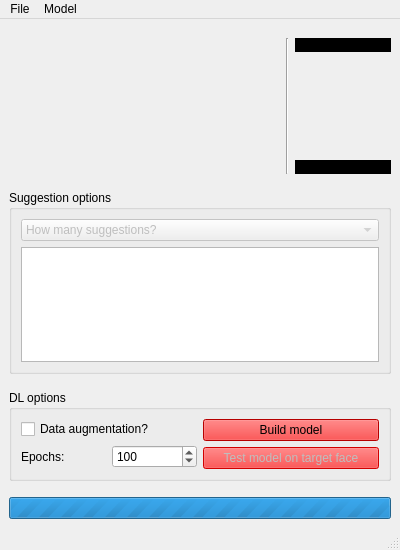
Before: the Qt Designer form 2022.2/GiMMP/Codes/gui.ui in pdpcosta/ia930, drawn with Qt 5.
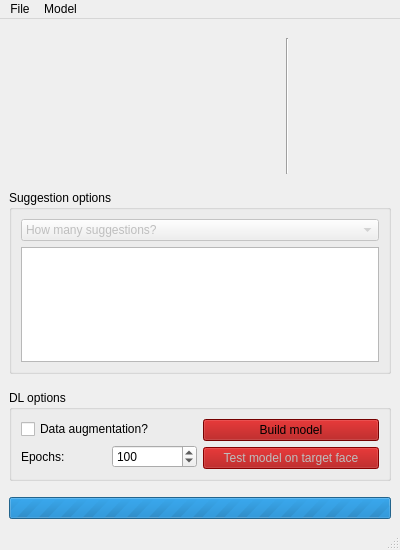
After: the same form once the commit is applied.

Patch:
```diff
--- a/2022.2/GiMMP/Codes/gui.ui
+++ b/2022.2/GiMMP/Codes/gui.ui
@@ -19,6 +19,9 @@
   <property name="windowTitle">
    <string>GiMMP</string>
   </property>
+  <property name="styleSheet">
+   <string notr="true"/>
+  </property>
   <widget class="QWidget" name="centralwidget">
    <layout class="QVBoxLayout" name="verticalLayout_6">
     <item>
@@ -309,7 +312,7 @@
         <item>
          <widget class="QLabel" name="label_12">
           <property name="styleSheet">
-           <string notr="true">color:green; background-color:black;</string>
+           <string notr="true">color:green;</string>
           </property>
           <property name="text">
            <string/>
@@ -344,7 +347,7 @@
         <item>
          <widget class="QLabel" name="label_13">
           <property name="styleSheet">
-           <string notr="true">color:yellow; background-color:black;</string>
+           <string notr="true">color:yellow;</string>
           </property>
           <property name="text">
            <string/>
@@ -517,7 +520,7 @@
          <item>
           <widget class="QPushButton" name="pushButtonBuildModel">
            <property name="styleSheet">
-            <string notr="true">background-color: red</string>
+            <string notr="true">background-color: rgb(163, 0, 0)</string>
            </property>
            <property name="text">
             <string>Build model</string>
@@ -530,7 +533,7 @@
             <bool>false</bool>
            </property>
            <property name="styleSheet">
-            <string notr="true">background-color: red;</string>
+            <string notr="true">background-color: rgb(163, 0, 0)</string>
            </property>
            <property name="text">
             <string>Test model on target face</string>
```
Left out of the diff: 6 changed lines with no effect on the pictures.
